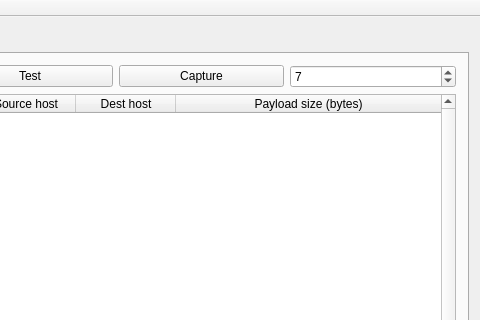
The window that mainwindow.ui (AONunan/FinalYearProject) describes before a commit, drawn with Qt 5; both pictures show x 249 to 729 and y 0 to 320 of the 729 by 590 pixel window.
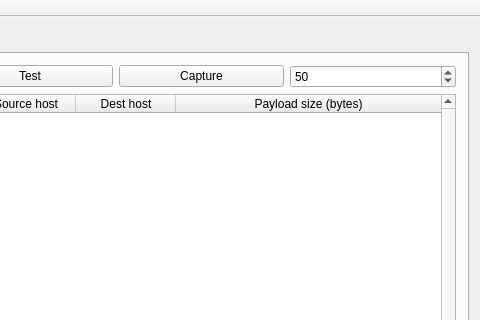
The same window after the commit.

Diff of the .ui file:
```diff
--- a/mainwindow.ui
+++ b/mainwindow.ui
@@ -75,7 +75,7 @@
              <number>10000</number>
             </property>
             <property name="value">
-             <number>7</number>
+             <number>50</number>
             </property>
            </widget>
           </item>
```
